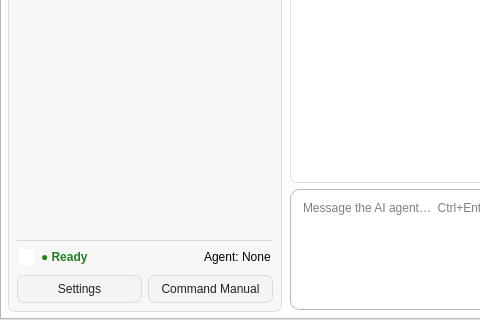
Old version of the form mainwindow.ui in the repository frankyeh/DSI-Studio; both pictures show x 0 to 480 and y 438 to 758 of the 1272 by 758 pixel window.
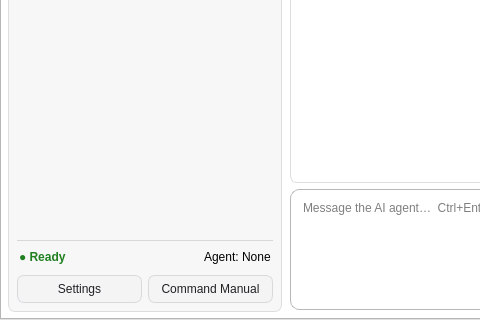
New version of the form. Icons and pictures are not drawn.

Diff of the .ui file:
```diff
--- a/mainwindow.ui
+++ b/mainwindow.ui
@@ -402,22 +402,6 @@
                <property name="bottomMargin">
                 <number>2</number>
                </property>
-               <item>
-                <widget class="QLabel" name="ai_waiting_indicator">
-                 <property name="minimumSize">
-                  <size>
-                   <width>16</width>
-                   <height>16</height>
-                  </size>
-                 </property>
-                 <property name="maximumSize">
-                  <size>
-                   <width>16</width>
-                   <height>16</height>
-                  </size>
-                 </property>
-                </widget>
-               </item>
                <item>
                 <widget class="QLabel" name="ai_control_status">
                  <property name="styleSheet">
```
